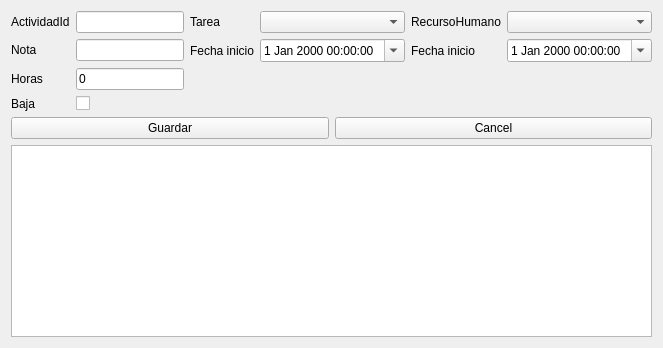
CocoMarck/administracionDeActividades, file views/ui/actividad_form.ui: the form before one commit.
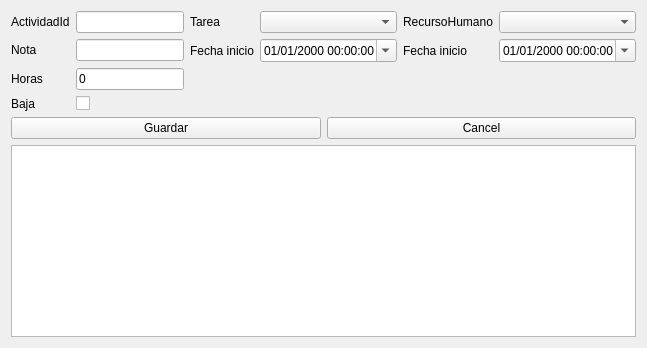
The form after the commit.

What changed in the file:
```diff
--- a/views/ui/actividad_form.ui
+++ b/views/ui/actividad_form.ui
@@ -105,6 +105,9 @@
      <item row="1" column="3">
       <widget class="QDateTimeEdit" name="start_date">
        <property name="calendarPopup"> <bool>true</bool> </property>
+       <property name="displayFormat">
+        <string>dd/MM/yyyy HH:mm:ss</string>
+       </property>
 
       </widget>
      </item>
@@ -121,6 +124,9 @@
      <item row="1" column="5">
       <widget class="QDateTimeEdit" name="end_date">
        <property name="calendarPopup"> <bool>true</bool> </property>
+       <property name="displayFormat">
+        <string>dd/MM/yyyy HH:mm:ss</string>
+       </property>
 
       </widget>
      </item>
```
